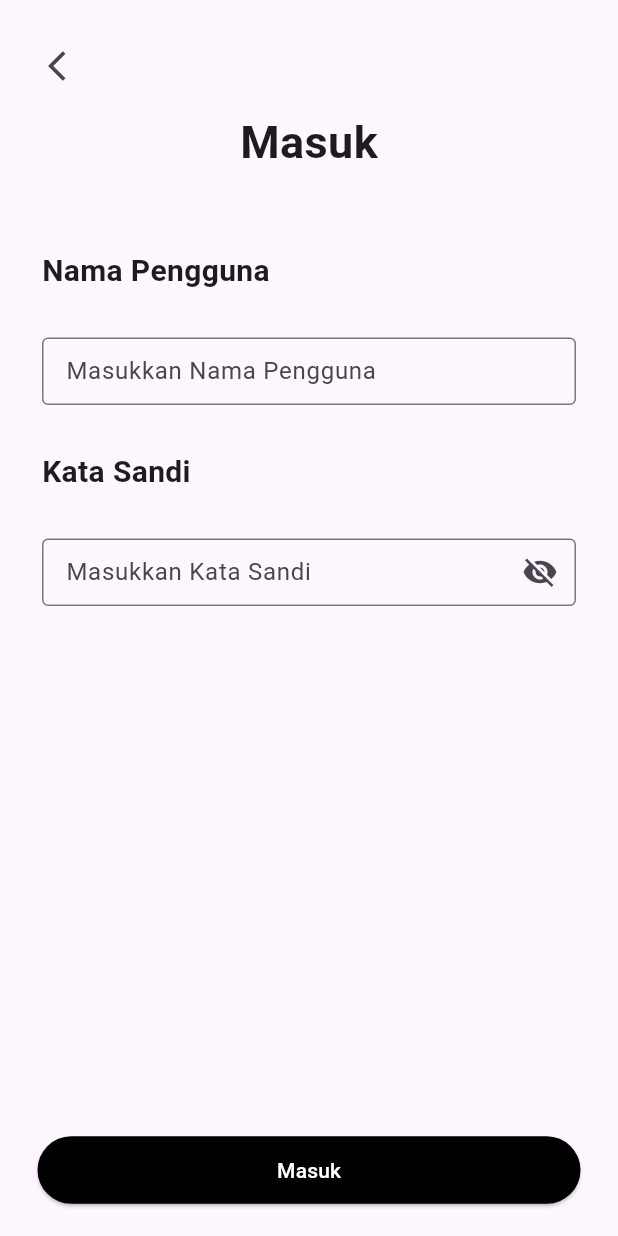
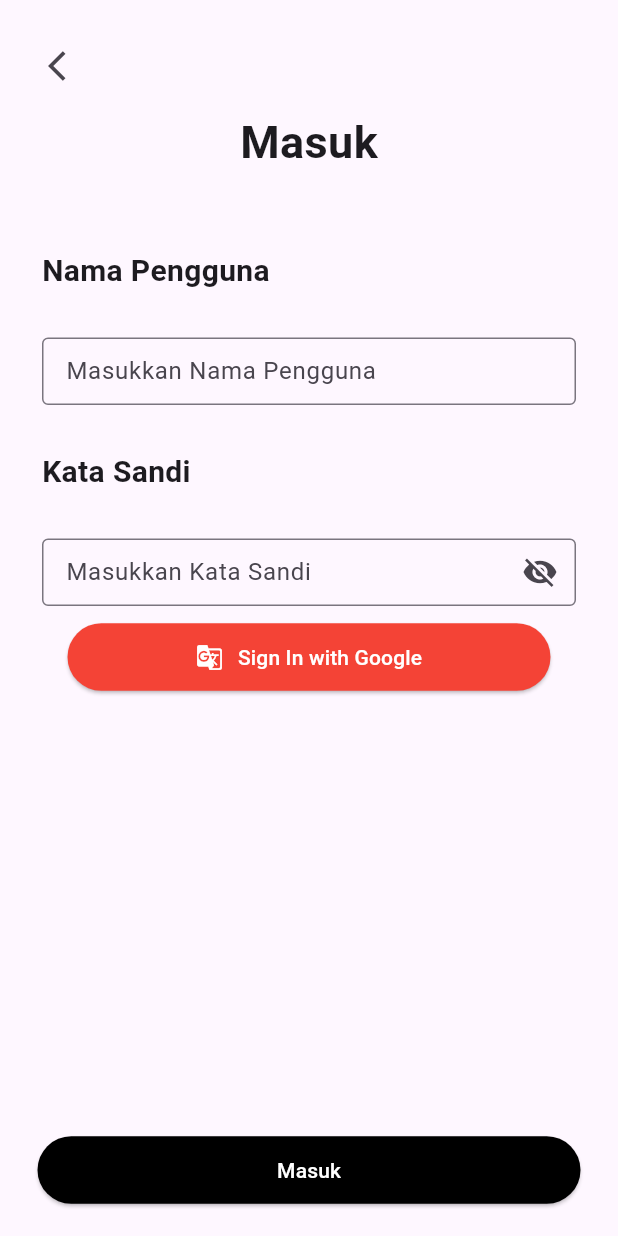
Before and after one commit to tiyosptr/mobile_studio_gallery, a Flutter app: the LoginPage screen opened directly, on a phone screen of 412 x 824 dp. Run offline on Flutter 3.47's test engine with Material 2 defaults, Android fonts, the phone set to English and light mode, and no system bars; our stand-ins replace carousel_slider, firebase_auth, firebase_core, google_sign_in; accounts and stored records are empty.

Commit message:
menyambungkan ke firebase dan signin dengan google

```diff
--- a/lib/login/login_page.dart
+++ b/lib/login/login_page.dart
@@ -1,13 +1,21 @@
 import 'package:flutter/material.dart';
 import 'package:mobile_studio_gallery/login/tampilan_pendaftaran1.dart';
+import 'package:firebase_core/firebase_core.dart';
+import 'package:firebase_auth/firebase_auth.dart';
+import 'package:google_sign_in/google_sign_in.dart';
 
-
-void main() { runApp(MasukPage());}
+void main() async {
+  WidgetsFlutterBinding.ensureInitialized();
+  await Firebase.initializeApp();
+  runApp(const MasukPage());
+}
 
 class MasukPage extends StatelessWidget {
+  const MasukPage({super.key});
+
   @override
   Widget build(BuildContext context) {
-    return MaterialApp(
+    return const MaterialApp(
       home: LoginPage(),
       debugShowCheckedModeBanner: false,
     );
@@ -15,22 +23,41 @@ class MasukPage extends StatelessWidget {
 }
 
 class LoginPage extends StatefulWidget {
+  const LoginPage({super.key});
+
   @override
   _LoginPageState createState() => _LoginPageState();
 }
 
 class _LoginPageState extends State<LoginPage> {
+  Future<UserCredential> signInWithGoogle() async {
+    // Trigger the authentication flow
+    final GoogleSignInAccount? googleUser = await GoogleSignIn().signIn();
+
+    // Obtain the auth details from the request
+    final GoogleSignInAuthentication? googleAuth =
+        await googleUser?.authentication;
+
+    // Create a new credential
+    final credential = GoogleAuthProvider.credential(
+      accessToken: googleAuth?.accessToken,
+      idToken: googleAuth?.idToken,
+    );
+
+    // Once signed in, return the UserCredential
+    return await FirebaseAuth.instance.signInWithCredential(credential);
+  }
+
   bool _isPasswordVisible = false;
 
   @override
   Widget build(BuildContext context) {
     return Scaffold(
       body: Column(
-
         children: <Widget>[
           Expanded(
             child: ListView(
-              padding: EdgeInsets.all(20.0),
+              padding: const EdgeInsets.all(20.0),
               children: <Widget>[
                 Row(
                   mainAxisAlignment: MainAxisAlignment.start,
@@ -49,16 +76,18 @@ class _LoginPageState extends State<LoginPage> {
                     mainAxisAlignment: MainAxisAlignment.center,
                     mainAxisSize: MainAxisSize.min,
                     children: <Widget>[
-                      SizedBox(height: 5.0,),
-                      Text(
+                      const SizedBox(
+                        height: 5.0,
+                      ),
+                      const Text(
                         'Masuk',
                         style: TextStyle(
                           fontSize: 30.0,
                           fontWeight: FontWeight.bold,
                         ),
                       ),
-                      SizedBox(height: 50.0),
-                      Column(
+                      const SizedBox(height: 50.0),
+                      const Column(
                         crossAxisAlignment: CrossAxisAlignment.start,
                         children: <Widget>[
                           Text(
@@ -69,44 +98,41 @@ class _LoginPageState extends State<LoginPage> {
                             ),
                           ),
                           SizedBox(height: 30.0), // Tambahkan jarak di sini
-                          Container(
+                          SizedBox(
                             width: 356.0,
                             height: 45.0,
-                            child:  TextField(
+                            child: TextField(
                               decoration: InputDecoration(
                                 labelText: 'Masukkan Nama Pengguna',
                                 border: OutlineInputBorder(
-                                  borderSide: BorderSide(
-
-                                  ),
+                                  borderSide: BorderSide(),
                                 ),
                               ),
                             ),
                           ),
                         ],
                       ),
-                      SizedBox(height: 30.0), // Tambahkan jarak di sini
+                      const SizedBox(height: 30.0), // Tambahkan jarak di sini
                       Column(
                         crossAxisAlignment: CrossAxisAlignment.start,
                         children: <Widget>[
-                          Text(
+                          const Text(
                             'Kata Sandi',
                             style: TextStyle(
                               fontSize: 20.0,
                               fontWeight: FontWeight.bold,
                             ),
                           ),
-                          SizedBox(height: 30.0), // Tambahkan jarak di sini
-                          Container(
+                          const SizedBox(
+                              height: 30.0), // Tambahkan jarak di sini
+                          SizedBox(
                             width: 356.0,
                             height: 45.0,
                             child: TextField(
                               decoration: InputDecoration(
                                 labelText: 'Masukkan Kata Sandi',
-                                border: OutlineInputBorder(
-                                  borderSide: BorderSide(
-
-                                  ),
+                                border: const OutlineInputBorder(
+                                  borderSide: BorderSide(),
                                 ),
                                 suffixIcon: IconButton(
                                   icon: Icon(
@@ -116,8 +142,7 @@ class _LoginPageState extends State<LoginPage> {
                                   ),
                                   onPressed: () {
                                     setState(() {
-                                      _isPasswordVisible =
-                                          !_isPasswordVisible;
+                                      _isPasswordVisible = !_isPasswordVisible;
                                     });
                                   },
                                 ),
@@ -127,29 +152,77 @@ class _LoginPageState extends State<LoginPage> {
                           ),
                         ],
                       ),
+
+                      //sign in dengan google
+                      Container(
+                        margin: const EdgeInsets.symmetric(
+                            horizontal: 25.0, vertical: 10.0),
+                        child: ElevatedButton(
+                          onPressed: () {
+                            signInWithGoogle();
+                          },
+                          style: ButtonStyle(
+                            backgroundColor:
+                                MaterialStateProperty.all<Color>(Colors.red),
+                            shape: MaterialStateProperty.all<
+                                RoundedRectangleBorder>(
+                              RoundedRectangleBorder(
+                                borderRadius: BorderRadius.circular(200.0),
+                              ),
+                            ),
+                          ),
+                          child: const SizedBox(
+                            height: 45.0,
+                            width: double.infinity,
+                            child: Center(
+                              child: Row(
+                                mainAxisAlignment: MainAxisAlignment.center,
+                                children: [
+                                  Icon(
+                                    Icons
+                                        .g_translate, // Ganti dengan ikon yang sesuai
+                                    color: Colors.white,
+                                  ),
+                                  SizedBox(width: 10.0),
+                                  Text(
+                                    'Sign In with Google',
+                                    style: TextStyle(
+                                      color: Colors.white,
+                                    ),
+                                  ),
+                                ],
+                              ),
+                            ),
+                          ),
+                        ),
+                      ), //signin dengan google
                     ],
                   ),
                 ),
               ],
             ),
           ),
-          SizedBox(height: 10.0),
+          const SizedBox(height: 10.0),
           Container(
-            margin: EdgeInsets.symmetric(horizontal: 25.0, vertical: 20.0), // Mengangkat tombol sedikit
+            margin: const EdgeInsets.symmetric(
+                horizontal: 25.0, vertical: 20.0), // Mengangkat tombol sedikit
             child: ElevatedButton(
               onPressed: () {
-                    Navigator.push(
-                    context, MaterialPageRoute(builder: (context) => RegistrationPage1()));
+                Navigator.push(
+                    context,
+                    MaterialPageRoute(
+                        builder: (context) => const RegistrationPage1()));
               },
               style: ButtonStyle(
                 backgroundColor: MaterialStateProperty.all<Color>(Colors.black),
                 shape: MaterialStateProperty.all<RoundedRectangleBorder>(
                   RoundedRectangleBorder(
-                    borderRadius: BorderRadius.circular(200.0), // Radius sudut 8
+                    borderRadius:
+                        BorderRadius.circular(200.0), // Radius sudut 8
                   ),
                 ),
               ),
-              child: Container(
+              child: const SizedBox(
                 height: 45.0,
                 width: double.infinity, // Menyusuaikan lebar layar
                 child: Center(
```
Also changed, not shown: lib/login/tampilan_awal.dart (+12 -10 lines), lib/login/tampilan_pendaftaran1.dart (+34 -20 lines), lib/login/tampilan_pendaftaran2.dart (+29 -25 lines), lib/login/tampilan_pendaftaran3.dart (+30 -26 lines), pubspec.yaml (+6 -18 lines), lib/firebase_options.dart (added), pubspec.lock, 8 other files.
